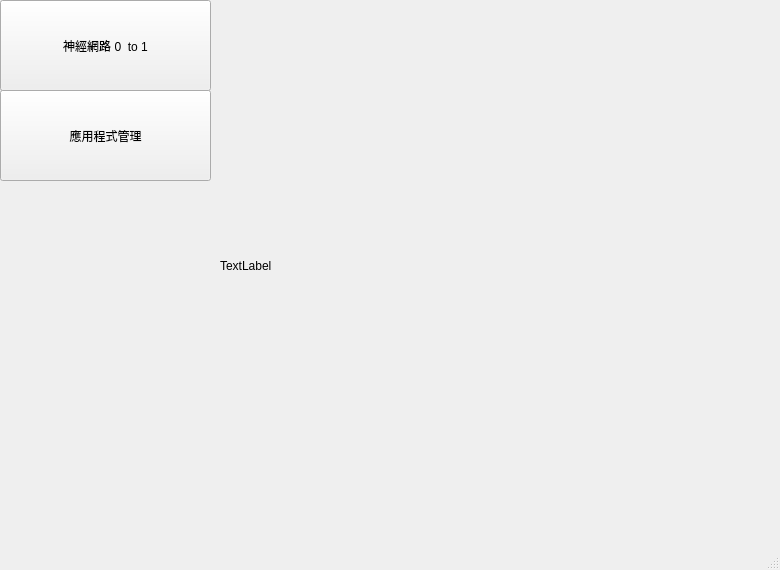
HsuChih-Hsiang/NeuralNetworkUI-PyQt, file UI_template/MainWindow.ui: the form before one commit.
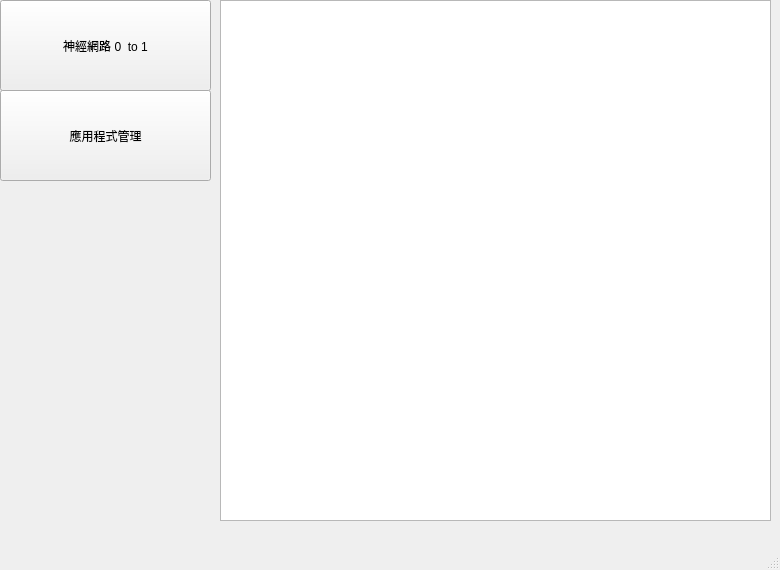
The form after the commit.

Commit message: Main Windows update

Patch:
```diff
--- a/UI_template/MainWindow.ui
+++ b/UI_template/MainWindow.ui
@@ -26,20 +26,7 @@
    <string>MainWindow</string>
   </property>
   <widget class="QWidget" name="centralwidget">
-   <widget class="QLabel" name="label_2">
-    <property name="geometry">
-     <rect>
-      <x>220</x>
-      <y>0</y>
-      <width>541</width>
-      <height>531</height>
-     </rect>
-    </property>
-    <property name="text">
-     <string>TextLabel</string>
-    </property>
-   </widget>
-   <widget class="QPushButton" name="account_management_btn_2">
+   <widget class="QPushButton" name="account_management_btn">
     <property name="geometry">
      <rect>
       <x>0</x>
@@ -119,6 +106,16 @@
      <string>神經網路 0  to 1</string>
     </property>
    </widget>
+   <widget class="QTextBrowser" name="md_textBrowser">
+    <property name="geometry">
+     <rect>
+      <x>220</x>
+      <y>0</y>
+      <width>551</width>
+      <height>521</height>
+     </rect>
+    </property>
+   </widget>
   </widget>
   <widget class="QMenuBar" name="menubar">
    <property name="geometry">
```
Left out of the diff: 2 changed lines with no effect on the pictures. The commit also changes 7 other files.
